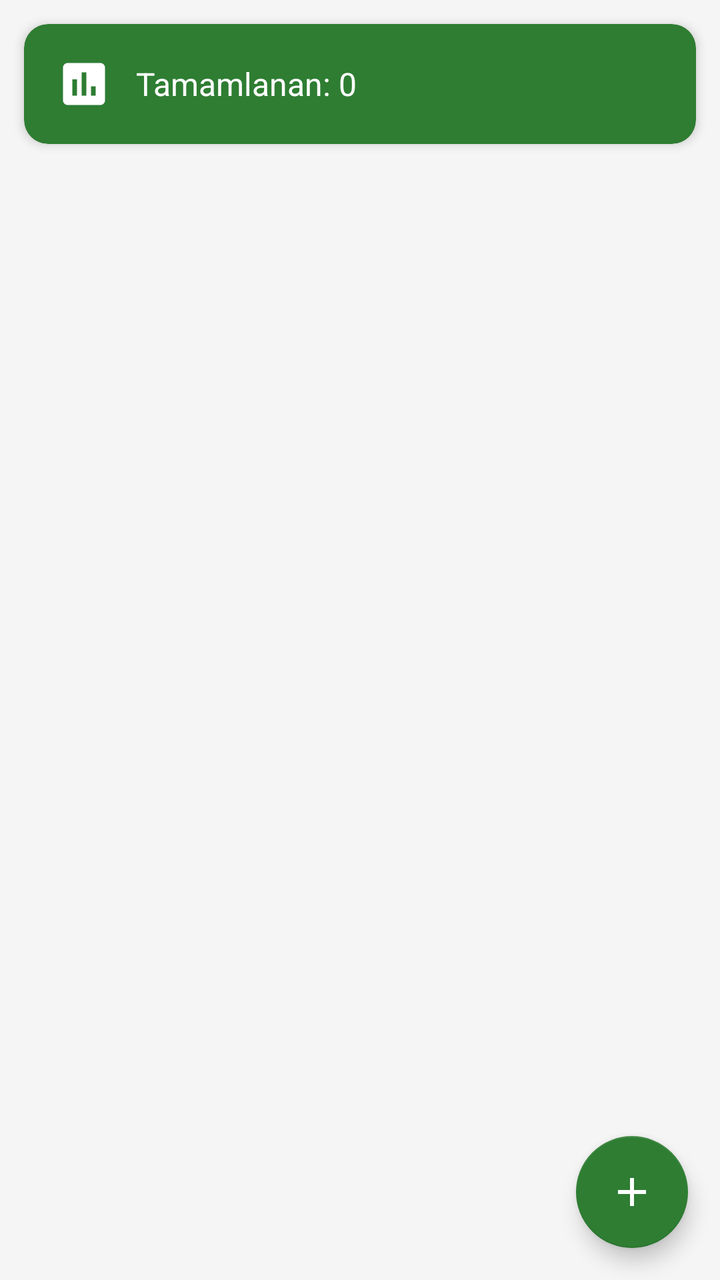
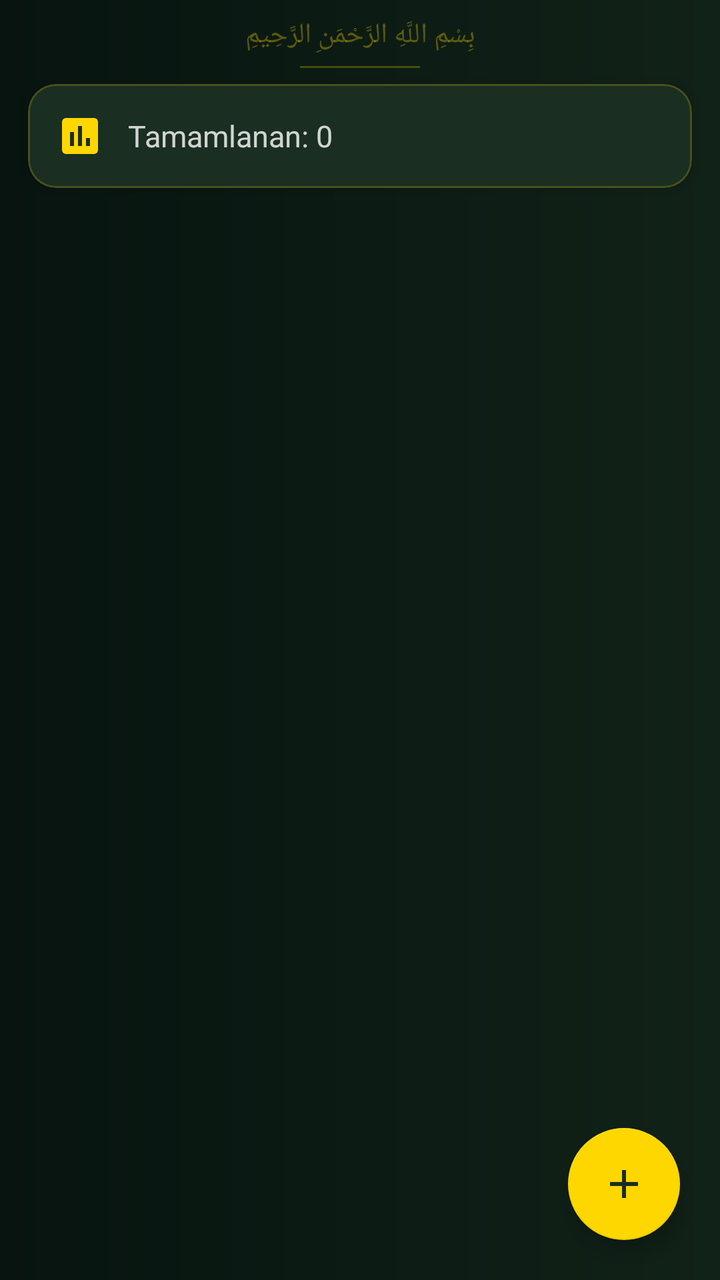

The first picture is an Android layout as it rendered before a commit; the second is the same layout after the commit. The layout source and the unified diff follow.
<!-- AndroidManifest.xml: application theme Theme.IbadetApp -->
<!-- res/layout/fragment_zikir_list.xml -->
<?xml version="1.0" encoding="utf-8"?>
<androidx.coordinatorlayout.widget.CoordinatorLayout
    xmlns:android="http://schemas.android.com/apk/res/android"
    xmlns:app="http://schemas.android.com/apk/res-auto"
    android:layout_width="match_parent"
    android:layout_height="match_parent"
    android:background="@color/background_light">

    <LinearLayout
        android:layout_width="match_parent"
        android:layout_height="match_parent"
        android:orientation="vertical">

        
        <com.google.android.material.card.MaterialCardView
            android:layout_width="match_parent"
            android:layout_height="wrap_content"
            android:layout_margin="12dp"
            app:cardCornerRadius="12dp"
            app:cardElevation="3dp"
            app:cardBackgroundColor="@color/green_primary">

            <LinearLayout
                android:layout_width="match_parent"
                android:layout_height="wrap_content"
                android:orientation="horizontal"
                android:padding="16dp"
                android:gravity="center_vertical">

                <ImageView
                    android:layout_width="28dp"
                    android:layout_height="28dp"
                    android:src="@drawable/ic_stats"
                    app:tint="@color/white"
                    android:layout_marginEnd="12dp" />

                <TextView
                    android:id="@+id/tv_completed_count"
                    android:layout_width="match_parent"
                    android:layout_height="wrap_content"
                    android:textColor="@color/white"
                    android:textSize="16sp"
                    android:text="Tamamlanan: 0" />

            </LinearLayout>
        </com.google.android.material.card.MaterialCardView>

        <androidx.recyclerview.widget.RecyclerView
            android:id="@+id/rv_zikirler"
            android:layout_width="match_parent"
            android:layout_height="0dp"
            android:layout_weight="1"
            android:clipToPadding="false"
            android:paddingBottom="88dp" />

    </LinearLayout>

    <com.google.android.material.floatingactionbutton.FloatingActionButton
        android:id="@+id/fab_add_zikir"
        android:layout_width="wrap_content"
        android:layout_height="wrap_content"
        android:layout_gravity="bottom|end"
        android:layout_margin="16dp"
        android:src="@drawable/ic_add"
        app:backgroundTint="@color/green_primary"
        android:contentDescription="Zikir ekle" />

</androidx.coordinatorlayout.widget.CoordinatorLayout>
<!-- resources referenced by this layout -->
<resources>
  <color name="background_light">#F5F5F5</color>
  <color name="green_primary">#2E7D32</color>
  <color name="white">#FFFFFF</color>
  <!-- drawable ic_add (drawable) -->
  <?xml version="1.0" encoding="utf-8"?>
  <vector xmlns:android="http://schemas.android.com/apk/res/android"
      android:width="24dp"
      android:height="24dp"
      android:viewportWidth="24"
      android:viewportHeight="24">
      <path
          android:fillColor="@android:color/white"
          android:pathData="M19,13h-6v6h-2v-6H5v-2h6V5h2v6h6v2z"/>
  </vector>
  <!-- drawable ic_stats (drawable) -->
  <?xml version="1.0" encoding="utf-8"?>
  <vector xmlns:android="http://schemas.android.com/apk/res/android"
      android:width="24dp"
      android:height="24dp"
      android:viewportWidth="24"
      android:viewportHeight="24">
      <path
          android:fillColor="@android:color/black"
          android:pathData="M19,3H5c-1.1,0 -2,0.9 -2,2v14c0,1.1 0.9,2 2,2h14c1.1,0 2,-0.9 2,-2V5c0,-1.1 -0.9,-2 -2,-2zM9,17H7v-7h2v7zM13,17h-2V7h2v10zM17,17h-2v-4h2v4z"/>
  </vector>
  <style name="Theme.IbadetApp" parent="Theme.MaterialComponents.DayNight.DarkActionBar">
          <item name="colorPrimary">@color/green_primary</item>
          <item name="colorPrimaryDark">@color/green_dark</item>
          <item name="colorAccent">@color/green_light</item>
          <item name="colorPrimaryVariant">@color/green_dark</item>
          <item name="colorOnPrimary">@color/white</item>
          <item name="colorSecondary">@color/green_light</item>
          <item name="colorOnSecondary">@color/white</item>
          <item name="android:statusBarColor">@color/green_dark</item>
          <item name="android:navigationBarColor">@color/white</item>
          <item name="windowActionBar">false</item>
          <item name="windowNoTitle">true</item>
      </style>
  <color name="green_dark">#1B5E20</color>
  <color name="green_light">#4CAF50</color>
</resources>

<!-- the commit's change to res/layout/fragment_zikir_list.xml (unified diff, before → after) -->
@@ -4,7 +4,7 @@
     xmlns:app="http://schemas.android.com/apk/res-auto"
     android:layout_width="match_parent"
     android:layout_height="match_parent"
-    android:background="@color/background_light">
+    android:background="@drawable/bg_tesbih_gradient">
 
     <LinearLayout
         android:layout_width="match_parent"
@@ -12,34 +12,58 @@
         android:orientation="vertical">
 
         
+        <TextView
+            android:layout_width="match_parent"
+            android:layout_height="wrap_content"
+            android:text="بِسْمِ اللَّهِ الرَّحْمَنِ الرَّحِيمِ"
+            android:textSize="14sp"
+            android:textColor="#55FFD700"
+            android:gravity="center"
+            android:paddingTop="8dp"
+            android:paddingBottom="6dp"
+            android:fontFamily="@font/arabic_font"
+            android:textDirection="rtl" />
+
+        
+        <View
+            android:layout_width="60dp"
+            android:layout_height="1dp"
+            android:background="#40FFD700"
+            android:layout_gravity="center_horizontal"
+            android:layout_marginBottom="8dp" />
+
+        
         <com.google.android.material.card.MaterialCardView
             android:layout_width="match_parent"
             android:layout_height="wrap_content"
-            android:layout_margin="12dp"
-            app:cardCornerRadius="12dp"
-            app:cardElevation="3dp"
-            app:cardBackgroundColor="@color/green_primary">
+            android:layout_marginHorizontal="14dp"
+            android:layout_marginBottom="8dp"
+            app:cardCornerRadius="14dp"
+            app:cardElevation="4dp"
+            app:cardBackgroundColor="#1A2E22"
+            app:strokeColor="#33FFD700"
+            app:strokeWidth="1dp">
 
             <LinearLayout
                 android:layout_width="match_parent"
                 android:layout_height="wrap_content"
                 android:orientation="horizontal"
-                android:padding="16dp"
+                android:padding="14dp"
                 android:gravity="center_vertical">
 
                 <ImageView
-                    android:layout_width="28dp"
-                    android:layout_height="28dp"
+                    android:layout_width="24dp"
+                    android:layout_height="24dp"
                     android:src="@drawable/ic_stats"
-                    app:tint="@color/white"
+                    app:tint="#FFD700"
                     android:layout_marginEnd="12dp" />
 
                 <TextView
                     android:id="@+id/tv_completed_count"
                     android:layout_width="match_parent"
                     android:layout_height="wrap_content"
-                    android:textColor="@color/white"
-                    android:textSize="16sp"
+                    android:textColor="#CCFFFFFF"
+                    android:textSize="15sp"
                     android:text="Tamamlanan: 0" />
 
             </LinearLayout>
@@ -51,7 +75,8 @@
             android:layout_height="0dp"
             android:layout_weight="1"
             android:clipToPadding="false"
-            android:paddingBottom="88dp" />
+            android:paddingBottom="88dp"
+            android:paddingHorizontal="4dp" />
 
     </LinearLayout>
 
@@ -60,9 +85,11 @@
         android:layout_width="wrap_content"
         android:layout_height="wrap_content"
         android:layout_gravity="bottom|end"
-        android:layout_margin="16dp"
+        android:layout_margin="20dp"
         android:src="@drawable/ic_add"
-        app:backgroundTint="@color/green_primary"
-        android:contentDescription="Zikir ekle" />
+        app:backgroundTint="#FFD700"
+        app:tint="#1A2E22"
+        android:contentDescription="Zikir ekle"
+        android:elevation="8dp" />
 
 </androidx.coordinatorlayout.widget.CoordinatorLayout>
<!-- resource entries referenced after the edit -->
@@ -1,8 +1,18 @@
 <!-- resources referenced by this layout -->
 <resources>
-  <color name="background_light">#F5F5F5</color>
+  <!-- drawable bg_tesbih_gradient (drawable) -->
+  <?xml version="1.0" encoding="utf-8"?>
+  <shape xmlns:android="http://schemas.android.com/apk/res/android">
+      <gradient
+          android:type="linear"
+          android:angle="180"
+          android:startColor="#112218"
+          android:endColor="#071410" />
+  </shape>
   <color name="green_primary">#2E7D32</color>
   <color name="white">#FFFFFF</color>
+  <color name="premium_bg_dark">#071410</color>
+  <color name="premium_bg_mid">#112218</color>
   <!-- drawable ic_add (drawable) -->
   <?xml version="1.0" encoding="utf-8"?>
   <vector xmlns:android="http://schemas.android.com/apk/res/android"
@@ -33,8 +43,8 @@
           <item name="colorOnPrimary">@color/white</item>
           <item name="colorSecondary">@color/green_light</item>
           <item name="colorOnSecondary">@color/white</item>
-          <item name="android:statusBarColor">@color/green_dark</item>
-          <item name="android:navigationBarColor">@color/white</item>
+          <item name="android:statusBarColor">@color/premium_bg_dark</item>
+          <item name="android:navigationBarColor">@color/premium_bg_mid</item>
           <item name="windowActionBar">false</item>
           <item name="windowNoTitle">true</item>
       </style>
